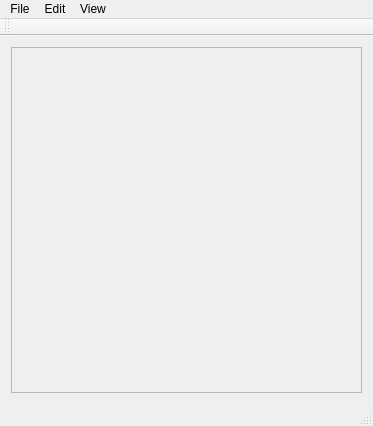
menzzana/ZDoList, file mainwindow.ui: the form before one commit.
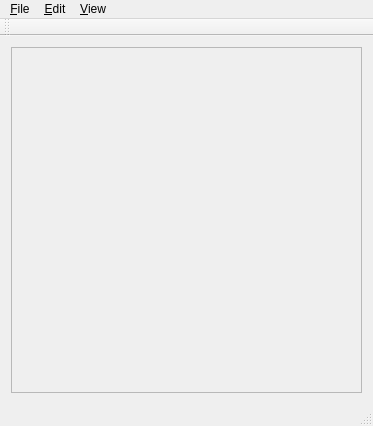
The form after the commit.

Commit message: added filter for task and shortcuts

```diff
--- a/mainwindow.ui
+++ b/mainwindow.ui
@@ -36,12 +36,12 @@
      <x>0</x>
      <y>0</y>
      <width>373</width>
-     <height>22</height>
+     <height>25</height>
     </rect>
    </property>
    <widget class="QMenu" name="menuFile">
     <property name="title">
-     <string>File</string>
+     <string>&amp;File</string>
     </property>
     <addaction name="separator"/>
     <addaction name="actionPreferences"/>
@@ -50,7 +50,7 @@
    </widget>
    <widget class="QMenu" name="menuEdit">
     <property name="title">
-     <string>Edit</string>
+     <string>&amp;Edit</string>
     </property>
     <addaction name="actionNew_context"/>
     <addaction name="actionNew_project"/>
@@ -58,7 +58,7 @@
    </widget>
    <widget class="QMenu" name="menuView">
     <property name="title">
-     <string>View</string>
+     <string>&amp;View</string>
     </property>
     <addaction name="actionSort_by_context"/>
     <addaction name="actionSort_by_priority"/>
```
Left out of the diff: 33 changed lines with no effect on the pictures. The commit also changes 2 other files.
